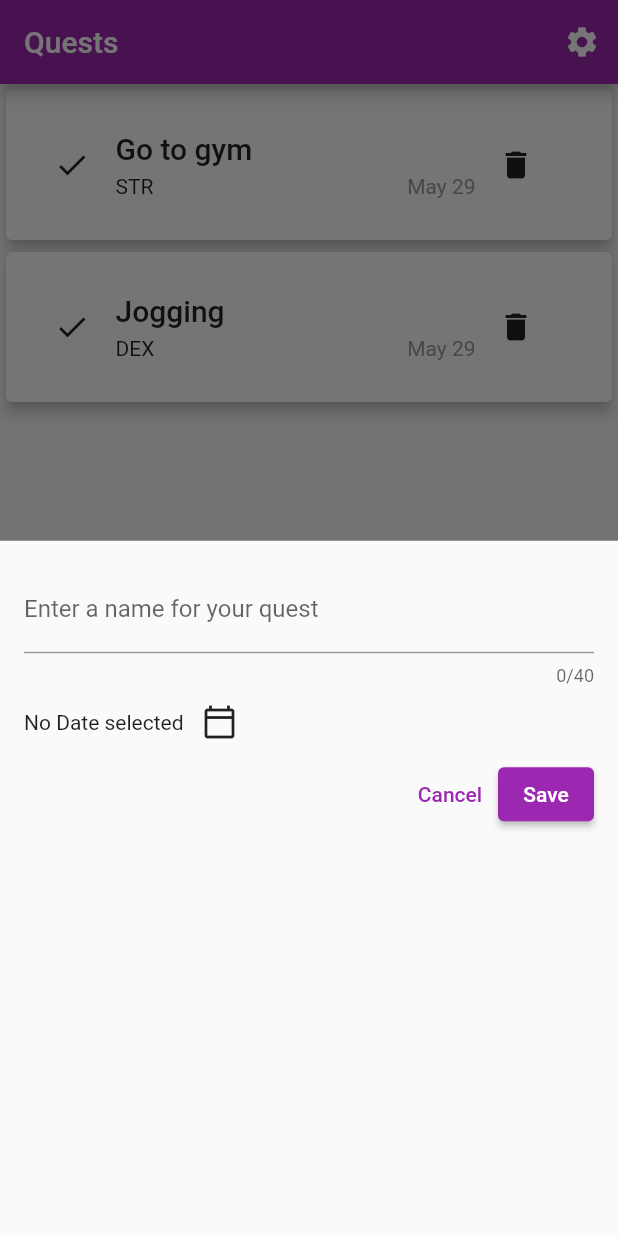
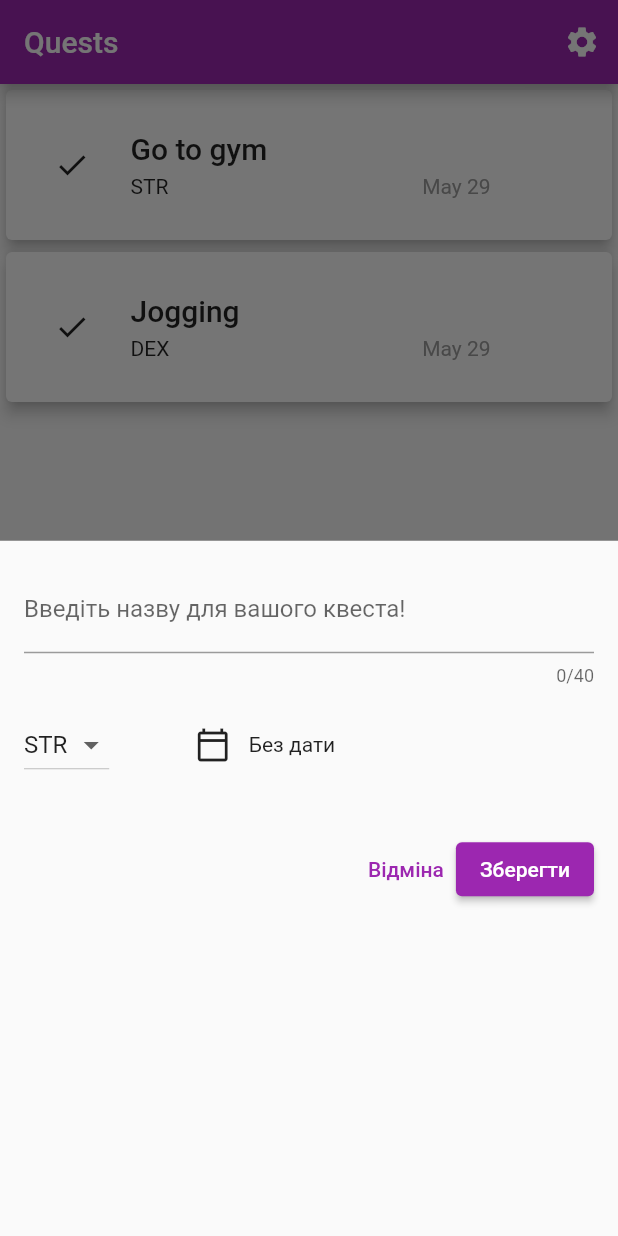
Before and after one commit to YulianMaks/dnd_d, a Flutter app: the screen it shows after launch, item 2 of the bottom bar chosen, after a tap on "Add Quest", on a phone screen of 412 x 824 dp. Run offline on Flutter 3.47's test engine with Material 2 defaults, Android fonts, the phone set to English and light mode, and no system bars.

Commit message:
modal screen complete, quests now can be added in class

```diff
--- a/lib/main.dart
+++ b/lib/main.dart
@@ -43,7 +43,7 @@ class _HomePageState extends State<Homepage> {
   static const List<Widget> _widgetOptions = <Widget>[
     MainScreen(),
     QuestPage(),
-    DailyPage(),
+    //DailyPage(),
   ];
 
   void _onItemTapped(int index) {
@@ -72,10 +72,10 @@ class _HomePageState extends State<Homepage> {
             icon: Icon(Icons.star),
             label: 'To Do',
           ),
-          BottomNavigationBarItem(
-            icon: Icon(Icons.calendar_month),
-            label: 'Daily',
-          ),
+          // BottomNavigationBarItem(
+          //   icon: Icon(Icons.calendar_month),
+          //   label: 'Daily',
+          // ),
         ],
         currentIndex: _selectedPage,
         selectedItemColor: Theme.of(context).primaryColorDark,
--- a/lib/quests/new_quest.dart
+++ b/lib/quests/new_quest.dart
@@ -1,11 +1,13 @@
+import 'package:daily_and_deeds/models/quest.dart';
 import 'package:flutter/material.dart';
 import 'package:intl/intl.dart';
 
 final formatter = DateFormat.MMMd();
 
 class NewQuest extends StatefulWidget {
-  // final Function addQuest;
-  // NewQuest({super.key, required this.addQuest});
+  const NewQuest({super.key, required this.onAddNewQuest});
+
+  final void Function(Quest quest) onAddNewQuest;
 
   @override
   State<NewQuest> createState() => _NewQuestState();
@@ -14,6 +16,7 @@ class NewQuest extends StatefulWidget {
 class _NewQuestState extends State<NewQuest> {
   final _nameController = TextEditingController();
   DateTime? _selectedDate;
+  Stat _selectedStat = Stat.str;
 
   @override
   void dispose() {
@@ -33,29 +36,85 @@ class _NewQuestState extends State<NewQuest> {
     print(_selectedDate);
   }
 
+  void _submitQuestData() {
+    if (_nameController.text.trim().isEmpty || _selectedDate == null) {
+      showDialog(
+          context: context,
+          builder: ((ctx) => AlertDialog(
+                title: const Text(
+                  'Неправильні дані',
+                ),
+                content: const Text('Перевірте наявність всіх даних'),
+                actions: [
+                  TextButton(
+                      onPressed: () {
+                        Navigator.pop(ctx);
+                      },
+                      child: const Text('Закрити'))
+                ],
+              )));
+      return;
+    }
+    widget.onAddNewQuest(
+      Quest(
+          name: _nameController.text,
+          date: _selectedDate!,
+          stat: _selectedStat),
+    );
+    Navigator.pop(context);
+  }
+
   @override
   Widget build(BuildContext context) {
     return Padding(
       padding: const EdgeInsets.all(16),
       child: Column(
+        // crossAxisAlignment: CrossAxisAlignment.start,
         children: [
           TextField(
             // onChanged: _saveQuestName,
             controller: _nameController,
             maxLength: 40,
             decoration: const InputDecoration(
-              label: Text('Enter a name for your quest'),
+              label: Text('Введіть назву для вашого квеста!'),
             ),
+          ),
+          const SizedBox(
+            height: 15,
           ),
           Row(
             children: [
-              Text(_selectedDate == null
-                  ? 'No Date selected'
-                  : formatter.format(_selectedDate!)),
+              DropdownButton(
+                  value: _selectedStat,
+                  items: Stat.values
+                      .map(
+                        (stat) => DropdownMenuItem(
+                          value: stat,
+                          child: Text(stat.name.toUpperCase()),
+                        ),
+                      )
+                      .toList(),
+                  onChanged: (value) {
+                    if (value == null) {
+                      return;
+                    }
+                    setState(() {
+                      _selectedStat = value;
+                    });
+                  }),
+              const SizedBox(
+                width: 45,
+              ),
               IconButton(
                   onPressed: _questDatePicker,
-                  icon: const Icon(Icons.calendar_today_outlined))
+                  icon: const Icon(Icons.calendar_today_outlined)),
+              Text(_selectedDate == null
+                  ? 'Без дати'
+                  : formatter.format(_selectedDate!)),
             ],
+          ),
+          const SizedBox(
+            height: 35,
           ),
           Row(
             mainAxisAlignment: MainAxisAlignment.end,
@@ -64,12 +123,11 @@ class _NewQuestState extends State<NewQuest> {
                   onPressed: () {
                     Navigator.pop(context);
                   },
-                  child: const Text('Cancel')),
+                  child: const Text('Відміна')),
               ElevatedButton(
-                  onPressed: () {
-                    print(_nameController.text);
-                  },
-                  child: const Text('Save'))
+                onPressed: _submitQuestData,
+                child: const Text('Зберегти'),
+              )
             ],
           )
         ],
--- a/lib/quests/quest_item.dart
+++ b/lib/quests/quest_item.dart
@@ -21,7 +21,7 @@ class QuestItem extends StatelessWidget {
                   },
                   icon: Icon(Icons.done_sharp)),
               SizedBox(
-                width: 5,
+                width: 15,
               ),
               Container(
                 width: 240,
@@ -54,11 +54,11 @@ class QuestItem extends StatelessWidget {
               SizedBox(
                 width: 3,
               ),
-              IconButton(
-                  onPressed: () {
-                    print('delete quest');
-                  },
-                  icon: Icon(Icons.delete)),
+              // IconButton(
+              //     onPressed: () {
+              //       print('delete quest');
+              //     },
+              //     icon: Icon(Icons.delete)),
             ],
           )),
     );
--- a/lib/quests/quest_list.dart
+++ b/lib/quests/quest_list.dart
@@ -2,17 +2,29 @@ import 'package:flutter/material.dart';
 
 import '../models/quest.dart';
 import '../quests/quest_item.dart';
+import '../screens/questpage.dart';
 
 class QuestList extends StatelessWidget {
-  const QuestList({required this.quests, super.key});
+  const QuestList({
+    required this.quests,
+    super.key,
+    required this.onDeleteQuest,
+  });
 
   final List<Quest> quests;
+  final void Function(Quest quest) onDeleteQuest;
 
   @override
   Widget build(BuildContext context) {
     return ListView.builder(
       itemCount: quests.length,
-      itemBuilder: (ctx, index) => QuestItem(quest: quests[index]),
+      itemBuilder: (ctx, index) => Dismissible(
+        key: ValueKey(quests[index]),
+        onDismissed: (direction) {
+          onDeleteQuest(quests[index]);
+        },
+        child: QuestItem(quest: quests[index]),
+      ),
     );
   }
 }
--- a/lib/screens/mainpage.dart
+++ b/lib/screens/mainpage.dart
@@ -44,24 +44,24 @@ class _MainScreenState extends State<MainScreen> {
               mainAxisAlignment: MainAxisAlignment.spaceEvenly,
               // crossAxisAlignment: CrossAxisAlignment.start,
               children: [
-                UserStat('STR', 12, Stat.str),
-                UserStat('DEX', 14, Stat.dex),
+                UserStat('STR', 1, Stat.str),
+                UserStat('DEX', 1, Stat.dex),
               ],
             ),
             Row(
               mainAxisAlignment: MainAxisAlignment.spaceEvenly,
               // crossAxisAlignment: CrossAxisAlignment.start,
               children: [
-                UserStat('CON', 10, Stat.con),
-                UserStat('INT', 15, Stat.int),
+                UserStat('CON', 1, Stat.con),
+                UserStat('INT', 1, Stat.int),
               ],
             ),
             Row(
               mainAxisAlignment: MainAxisAlignment.spaceEvenly,
               // crossAxisAlignment: CrossAxisAlignment.start,
               children: [
-                UserStat('WIS', 9, Stat.wis),
-                UserStat('CHA', 11, Stat.cha),
+                UserStat('WIS', 1, Stat.wis),
+                UserStat('CHA', 1, Stat.cha),
               ],
             )
           ],
--- a/lib/screens/questpage.dart
+++ b/lib/screens/questpage.dart
@@ -17,15 +17,19 @@ class _QuestPageState extends State<QuestPage> {
     Quest(name: "Jogging", date: DateTime.now(), stat: Stat.dex),
   ];
 
-  // void _addNewQuest(String name, Stat stat) {
-  //   final newQuest = Quest(name: name, date: DateTime.now(), stat: stat);
+  void _addNewQuest(Quest quest) {
+    setState(() {
+      _addedQuest.add(quest);
+    });
+  }
 
-  //   setState(() {
-  //     _addedQuest.add(newQuest);
-  //   });
-  // }
+  void _deleteQuest(Quest quest) {
+    setState(() {
+      _addedQuest.remove(quest);
+      print(quest.stat);
+    });
+  }
 
-  //TODO modal screens
   void modalQuestFields(BuildContext ctx) {
     showModalBottomSheet(
         context: context,
@@ -34,12 +38,21 @@ class _QuestPageState extends State<QuestPage> {
           //     onTap: () {},
           //     behavior: HitTestBehavior.opaque,
           //     child: Text('loh'));
-          return NewQuest();
+          return NewQuest(onAddNewQuest: _addNewQuest);
         });
   }
 
   @override
   Widget build(BuildContext context) {
+    Widget questPageContent = const Center(
+      child: Text('У вас поки немає квестів. Додайте декілька!'),
+    );
+
+    if (_addedQuest.isNotEmpty) {
+      questPageContent =
+          QuestList(quests: _addedQuest, onDeleteQuest: _deleteQuest);
+    }
+
     return MaterialApp(
       theme: ThemeData(primarySwatch: Colors.purple),
       home: Scaffold(
@@ -54,7 +67,7 @@ class _QuestPageState extends State<QuestPage> {
             ),
           ],
         ),
-        body: QuestList(quests: _addedQuest),
+        body: questPageContent,
         floatingActionButtonLocation: FloatingActionButtonLocation.centerFloat,
         floatingActionButton: FloatingActionButton.extended(
           onPressed: () {
```
